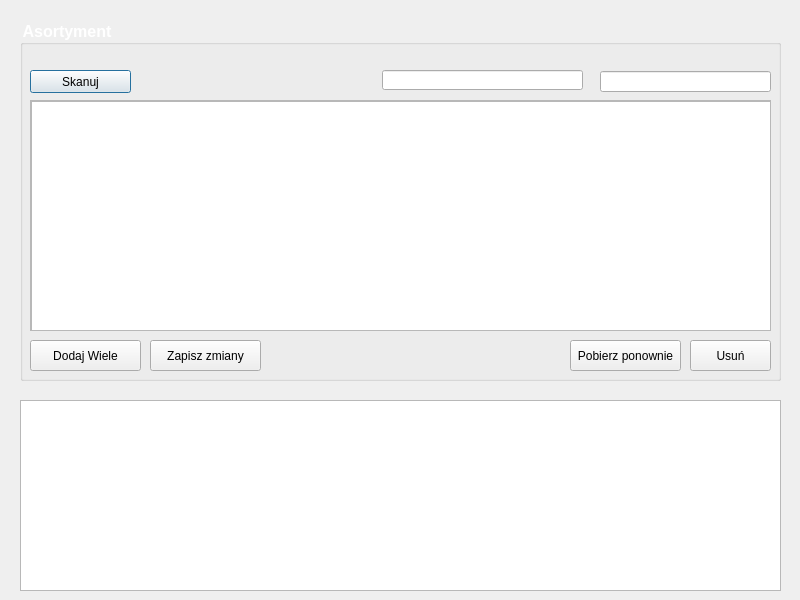
Filemon279/ProjektCpp, file ShoppedOUT/magazynwindow.ui: the form before one commit.
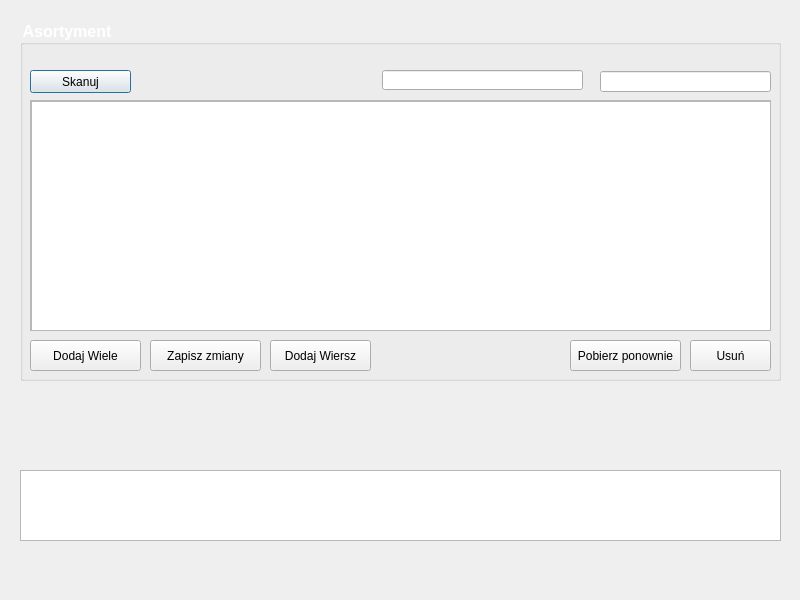
The form after the commit. Icons and pictures are not drawn.

Diff of the .ui file:
```diff
--- a/ShoppedOUT/magazynwindow.ui
+++ b/ShoppedOUT/magazynwindow.ui
@@ -157,6 +157,19 @@
      <string>Pobierz ponownie</string>
     </property>
    </widget>
+   <widget class="QPushButton" name="pushButton_6">
+    <property name="geometry">
+     <rect>
+      <x>250</x>
+      <y>320</y>
+      <width>101</width>
+      <height>31</height>
+     </rect>
+    </property>
+    <property name="text">
+     <string>Dodaj Wiersz</string>
+    </property>
+   </widget>
   </widget>
   <widget class="QLabel" name="StanPolaczenia">
    <property name="geometry">
@@ -183,9 +196,9 @@
    <property name="geometry">
     <rect>
      <x>20</x>
-     <y>400</y>
+     <y>470</y>
      <width>761</width>
-     <height>191</height>
+     <height>71</height>
     </rect>
    </property>
   </widget>
```
